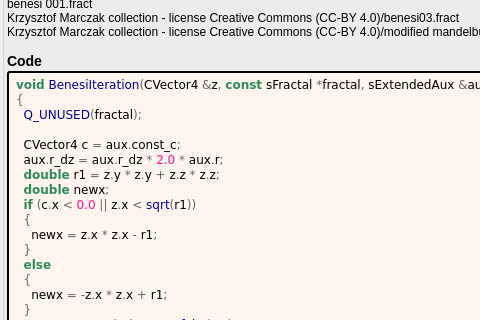
This is mandelbulber2/formula/ui/benesi.ui in buddhi1980/mandelbulber2 as Qt 5 draws it before an edit; both pictures show x 0 to 480 and y 103 to 423 of the 592 by 645 pixel window. The edited form follows.
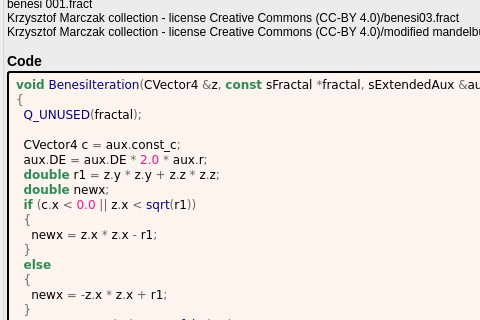
This is the edited form. Custom widgets are drawn as their Qt base class.

```diff
--- a/mandelbulber2/formula/ui/benesi.ui
+++ b/mandelbulber2/formula/ui/benesi.ui
@@ -95,7 +95,7 @@
   &lt;span style=&quot;color:#00008f&quot;&gt;Q_UNUSED&lt;/span&gt;&lt;span style=&quot;color:#676767&quot;&gt;(&lt;/span&gt;fractal&lt;span style=&quot;color:#676767&quot;&gt;);&lt;/span&gt;
 
   CVector4 c &lt;span style=&quot;color:#676767&quot;&gt;=&lt;/span&gt; aux&lt;span style=&quot;color:#676767&quot;&gt;.&lt;/span&gt;const_c&lt;span style=&quot;color:#676767&quot;&gt;;&lt;/span&gt;
-  aux&lt;span style=&quot;color:#676767&quot;&gt;.&lt;/span&gt;r_dz &lt;span style=&quot;color:#676767&quot;&gt;=&lt;/span&gt; aux&lt;span style=&quot;color:#676767&quot;&gt;.&lt;/span&gt;r_dz &lt;span style=&quot;color:#676767&quot;&gt;*&lt;/span&gt; &lt;span style=&quot;color:#ff1493&quot;&gt;2.0&lt;/span&gt; &lt;span style=&quot;color:#676767&quot;&gt;*&lt;/span&gt; aux&lt;span style=&quot;color:#676767&quot;&gt;.&lt;/span&gt;r&lt;span style=&quot;color:#676767&quot;&gt;;&lt;/span&gt;
+  aux&lt;span style=&quot;color:#676767&quot;&gt;.&lt;/span&gt;DE &lt;span style=&quot;color:#676767&quot;&gt;=&lt;/span&gt; aux&lt;span style=&quot;color:#676767&quot;&gt;.&lt;/span&gt;DE &lt;span style=&quot;color:#676767&quot;&gt;*&lt;/span&gt; &lt;span style=&quot;color:#ff1493&quot;&gt;2.0&lt;/span&gt; &lt;span style=&quot;color:#676767&quot;&gt;*&lt;/span&gt; aux&lt;span style=&quot;color:#676767&quot;&gt;.&lt;/span&gt;r&lt;span style=&quot;color:#676767&quot;&gt;;&lt;/span&gt;
   &lt;span style=&quot;color:#2e8b57; font-weight:bold&quot;&gt;double&lt;/span&gt; r1 &lt;span style=&quot;color:#676767&quot;&gt;=&lt;/span&gt; z&lt;span style=&quot;color:#676767&quot;&gt;.&lt;/span&gt;y &lt;span style=&quot;color:#676767&quot;&gt;*&lt;/span&gt; z&lt;span style=&quot;color:#676767&quot;&gt;.&lt;/span&gt;y &lt;span style=&quot;color:#676767&quot;&gt;+&lt;/span&gt; z&lt;span style=&quot;color:#676767&quot;&gt;.&lt;/span&gt;z &lt;span style=&quot;color:#676767&quot;&gt;*&lt;/span&gt; z&lt;span style=&quot;color:#676767&quot;&gt;.&lt;/span&gt;z&lt;span style=&quot;color:#676767&quot;&gt;;&lt;/span&gt;
   &lt;span style=&quot;color:#2e8b57; font-weight:bold&quot;&gt;double&lt;/span&gt; newx&lt;span style=&quot;color:#676767&quot;&gt;;&lt;/span&gt;
   &lt;span style=&quot;color:#2e8b57; font-weight:bold&quot;&gt;if&lt;/span&gt; &lt;span style=&quot;color:#676767&quot;&gt;(&lt;/span&gt;c&lt;span style=&quot;color:#676767&quot;&gt;.&lt;/span&gt;x &lt;span style=&quot;color:#676767&quot;&gt;&amp;lt;&lt;/span&gt; &lt;span style=&quot;color:#ff1493&quot;&gt;0.0&lt;/span&gt; &lt;span style=&quot;color:#676767&quot;&gt;||&lt;/span&gt; z&lt;span style=&quot;color:#676767&quot;&gt;.&lt;/span&gt;x &lt;span style=&quot;color:#676767&quot;&gt;&amp;lt;&lt;/span&gt; &lt;span style=&quot;color:#00008f&quot;&gt;sqrt&lt;/span&gt;&lt;span style=&quot;color:#676767&quot;&gt;(&lt;/span&gt;r1&lt;span style=&quot;color:#676767&quot;&gt;))&lt;/span&gt;
```
